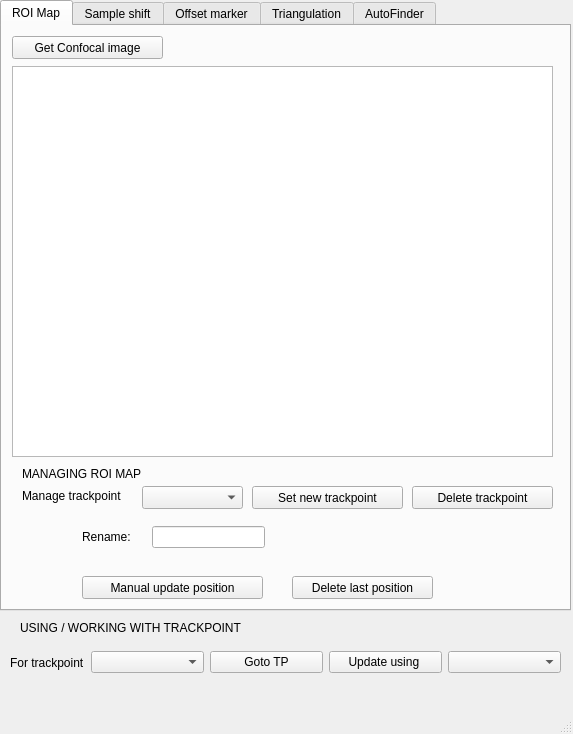
Old version of the form gui/TrackpointManager/TrackpointManagerGuiUI.ui in the repository Ulm-IQO/qudi.
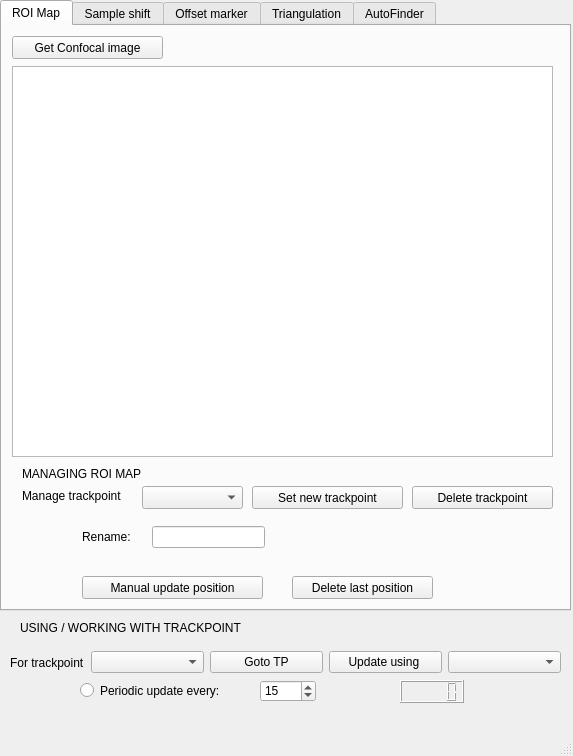
New version of the form. Custom widgets are drawn as their Qt base class.

Commit message: Added gui elements to control periodic refocus, and moved the relevant code to appropriate methods.

```diff
--- a/gui/TrackpointManager/TrackpointManagerGuiUI.ui
+++ b/gui/TrackpointManager/TrackpointManagerGuiUI.ui
@@ -7,7 +7,7 @@
     <x>0</x>
     <y>0</y>
     <width>573</width>
-    <height>734</height>
+    <height>756</height>
    </rect>
   </property>
   <property name="windowTitle">
@@ -286,6 +286,54 @@
      <string>USING / WORKING WITH TRACKPOINT</string>
     </property>
    </widget>
+   <widget class="QRadioButton" name="periodic_update_Button">
+    <property name="geometry">
+     <rect>
+      <x>80</x>
+      <y>680</y>
+      <width>171</width>
+      <height>21</height>
+     </rect>
+    </property>
+    <property name="text">
+     <string>Periodic update every:</string>
+    </property>
+   </widget>
+   <widget class="QLCDNumber" name="time_till_next_update_Display">
+    <property name="geometry">
+     <rect>
+      <x>400</x>
+      <y>680</y>
+      <width>64</width>
+      <height>23</height>
+     </rect>
+    </property>
+    <property name="smallDecimalPoint">
+     <bool>false</bool>
+    </property>
+   </widget>
+   <widget class="QSpinBox" name="update_period_Input">
+    <property name="geometry">
+     <rect>
+      <x>260</x>
+      <y>680</y>
+      <width>56</width>
+      <height>22</height>
+     </rect>
+    </property>
+    <property name="minimum">
+     <number>5</number>
+    </property>
+    <property name="maximum">
+     <number>999</number>
+    </property>
+    <property name="singleStep">
+     <number>5</number>
+    </property>
+    <property name="value">
+     <number>15</number>
+    </property>
+   </widget>
   </widget>
   <widget class="QMenuBar" name="menubar">
    <property name="geometry">
```
The commit also changes 2 other files.
